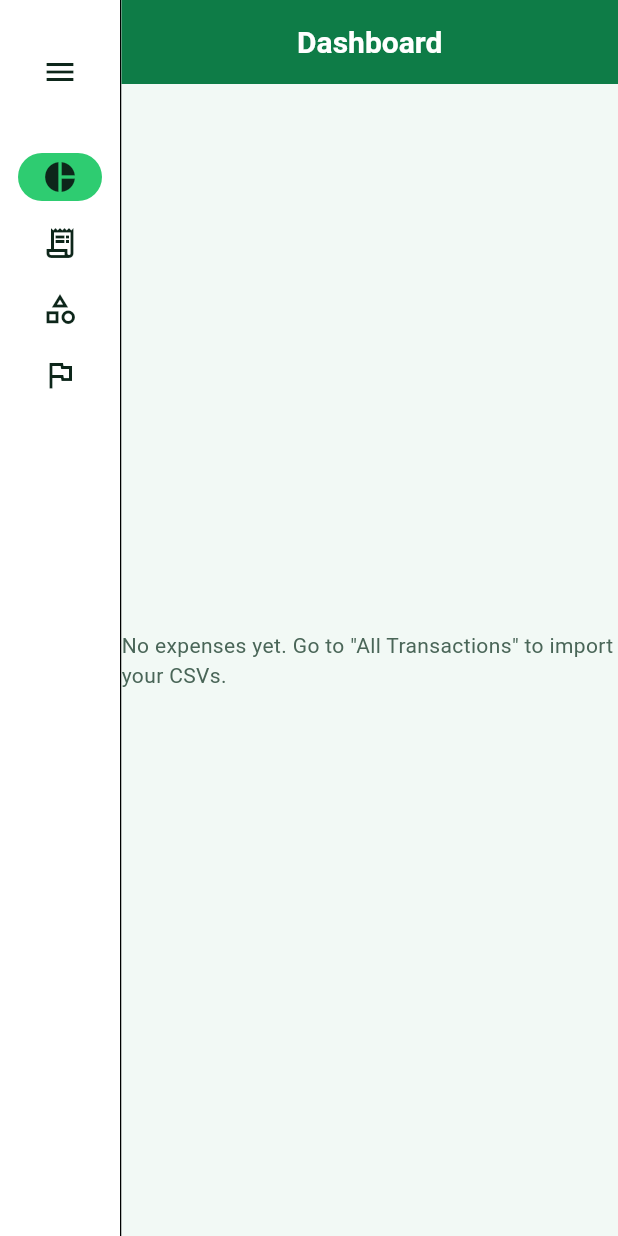
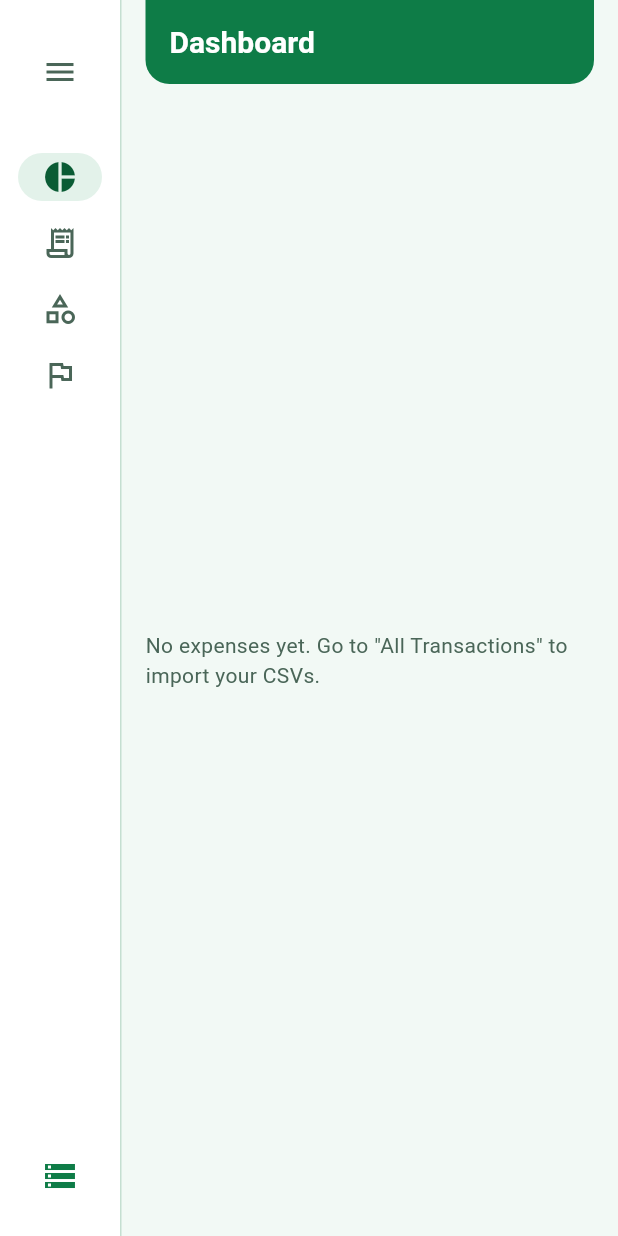
Before and after one commit to lexevalton/DebtFree, a Flutter app: the screen it shows after launch, after a tap on the "menu open" icon, on a phone screen of 412 x 824 dp. Run offline on Flutter 3.47's test engine with Material 3 defaults, Android fonts, the phone set to English and light mode, and no system bars; our stand-ins replace csv, file_picker, fl_chart, sqflite, sqflite_common_ffi; missing offline and left inert: flutter_inappwebview, googleapis; accounts and stored records are empty.

Commit message:
Add new theme

```diff
--- a/debt_free/lib/core/database/app_database.dart
+++ b/debt_free/lib/core/database/app_database.dart
@@ -2,13 +2,40 @@ import 'dart:io';
 import 'package:path/path.dart';
 import 'package:path_provider/path_provider.dart';
 import 'package:sqflite_common_ffi/sqflite_ffi.dart';
+import 'demo_database_seeder.dart';
+
+enum DatabaseProfile {
+  real('debt_free.sqlite', 'Real Data'),
+  demoHealthy('debt_free_demo_healthy.sqlite', 'Demo: Healthy'),
+  demoDebt('debt_free_demo_debt.sqlite', 'Demo: In Debt');
+
+  final String fileName;
+  final String label;
+  const DatabaseProfile(this.fileName, this.label);
+}
 
 class AppDatabase {
   static Database? _db;
+  static DatabaseProfile _currentProfile = DatabaseProfile.real;
+
+  static DatabaseProfile get currentProfile => _currentProfile;
+
+  static Future<void> switchProfile(DatabaseProfile profile) async {
+    if (_currentProfile == profile && _db != null) return;
+    if (_db != null) {
+      await _db!.close();
+      _db = null;
+    }
+    _currentProfile = profile;
+    final db = await instance;
+    if (profile != DatabaseProfile.real) {
+      await DemoDatabaseSeeder.seedIfEmpty(db, isHealthy: profile == DatabaseProfile.demoHealthy);
+    }
+  }
 
   static Future<File> getDatabaseFile() async {
     final dir = await getApplicationDocumentsDirectory();
-    return File(join(dir.path, 'debt_free.sqlite'));
+    return File(join(dir.path, _currentProfile.fileName));
   }
 
   static Future<Database> get instance async {
@@ -45,24 +72,16 @@ class AppDatabase {
       },
       onUpgrade: (db, oldVersion, newVersion) async {
         if (oldVersion < 2) {
-          await db.execute(
-            "ALTER TABLE transactions ADD COLUMN type TEXT NOT NULL DEFAULT 'expense';",
-          );
-          await db.execute(
-            "UPDATE transactions SET type = CASE WHEN amount < 0 THEN 'expense' ELSE 'income' END;",
-          );
+          await db.execute("ALTER TABLE transactions ADD COLUMN type TEXT NOT NULL DEFAULT 'expense';");
+          await db.execute("UPDATE transactions SET type = CASE WHEN amount < 0 THEN 'expense' ELSE 'income' END;");
         }
-        if (oldVersion < 3) {
-          await _createCategoryTables(db);
-        }
+        if (oldVersion < 3) await _createCategoryTables(db);
         if (oldVersion < 4) {
           await _createGoalsTable(db);
           await db.execute('ALTER TABLE transactions ADD COLUMN goal_id TEXT;');
         }
         if (oldVersion < 5) {
-          await db.execute(
-            'ALTER TABLE categories ADD COLUMN is_tracked INTEGER NOT NULL DEFAULT 0;',
-          );
+          await db.execute('ALTER TABLE categories ADD COLUMN is_tracked INTEGER NOT NULL DEFAULT 0;');
         }
       },
     );
@@ -85,30 +104,14 @@ class AppDatabase {
     ''');
 
     const defaults = [
-      'Uncategorized',
-      'Groceries',
-      'Dining Out',
-      'Personal & Household',
-      'Car, Gas & Auto Ins.',
-      'Bills & Utilities',
-      'Subscriptions',
-      'Taxes & Gov',
-      'School Fees',
-      'Kids Activities',
-      'Kids Clothing & Gear',
-      'Personal Activities',
-      'My Clothing & Jewelry',
-      'Housing',
-      'Insurance',
-      'Health & Pharmacy',
+      'Uncategorized', 'Groceries', 'Dining Out', 'Personal & Household',
+      'Car, Gas & Auto Ins.', 'Bills & Utilities', 'Subscriptions', 'Taxes & Gov',
+      'School Fees', 'Kids Activities', 'Kids Clothing & Gear', 'Personal Activities',
+      'My Clothing & Jewelry', 'Housing', 'Insurance', 'Health & Pharmacy',
     ];
 
     for (final cat in defaults) {
-      await db.insert(
-        'categories',
-        {'name': cat},
-        conflictAlgorithm: ConflictAlgorithm.ignore,
-      );
+      await db.insert('categories', {'name': cat}, conflictAlgorithm: ConflictAlgorithm.ignore);
     }
   }
 
--- a/debt_free/lib/presentation/pages/left_menu_page.dart
+++ b/debt_free/lib/presentation/pages/left_menu_page.dart
@@ -1,5 +1,7 @@
 import 'package:flutter/material.dart';
+import '../../core/database/app_database.dart';
 import '../../domain/repositories/transaction_repository.dart';
+import '../../theme/app_theme.dart';
 import 'categories_page.dart';
 import 'dashboard_page.dart';
 import 'expenses_page.dart';
@@ -17,14 +19,26 @@ class LeftMenuPage extends StatefulWidget {
 class _LeftMenuPageState extends State<LeftMenuPage> {
   int _selectedIndex = 0;
   bool _isMenuExtended = true;
+  DatabaseProfile _activeProfile = AppDatabase.currentProfile;
+  int _reloadTick = 0;
+
+  Future<void> _onProfileChanged(DatabaseProfile? profile) async {
+    if (profile == null || profile == _activeProfile) return;
+    await AppDatabase.switchProfile(profile);
+    if (!mounted) return;
+    setState(() {
+      _activeProfile = profile;
+      _reloadTick++;
+    });
+  }
 
   @override
   Widget build(BuildContext context) {
     final pages = [
-      DashboardPage(repository: widget.repository),
-      ExpensesPage(repository: widget.repository),
-      CategoriesPage(repository: widget.repository),
-      GoalsPage(repository: widget.repository),
+      DashboardPage(key: ValueKey('dash_$_reloadTick'), repository: widget.repository),
+      ExpensesPage(key: ValueKey('exp_$_reloadTick'), repository: widget.repository),
+      CategoriesPage(key: ValueKey('cat_$_reloadTick'), repository: widget.repository),
+      GoalsPage(key: ValueKey('goal_$_reloadTick'), repository: widget.repository),
     ];
 
     return Scaffold(
@@ -34,21 +48,60 @@ class _LeftMenuPageState extends State<LeftMenuPage> {
             selectedIndex: _selectedIndex,
             onDestinationSelected: (idx) => setState(() => _selectedIndex = idx),
             extended: _isMenuExtended,
+            backgroundColor: AppColors.surface,
+            indicatorColor: AppColors.menuSelected,
+            selectedIconTheme: const IconThemeData(color: AppColors.primaryDark),
+            unselectedIconTheme: const IconThemeData(color: AppColors.textSecondary),
+            selectedLabelTextStyle: const TextStyle(
+              color: AppColors.primaryDark,
+              fontWeight: FontWeight.w600,
+            ),
+            unselectedLabelTextStyle: const TextStyle(color: AppColors.textSecondary),
             leading: Padding(
               padding: const EdgeInsets.symmetric(vertical: 16),
               child: Row(
                 mainAxisSize: MainAxisSize.min,
                 children: [
                   if (_isMenuExtended) ...[
-                    const Icon(Icons.account_balance_wallet, size: 32, color: Colors.blue),
+                    const Icon(Icons.account_balance_wallet, size: 30, color: AppColors.primary),
+                    const SizedBox(width: 8),
+                    const Text(
+                      'DebtFree',
+                      style: TextStyle(
+                        fontSize: 18,
+                        fontWeight: FontWeight.bold,
+                        color: AppColors.primaryDark,
+                      ),
+                    ),
                     const SizedBox(width: 8),
                   ],
                   IconButton(
                     icon: Icon(_isMenuExtended ? Icons.menu_open : Icons.menu),
+                    color: AppColors.textSecondary,
                     tooltip: _isMenuExtended ? 'Collapse menu' : 'Expand menu',
                     onPressed: () => setState(() => _isMenuExtended = !_isMenuExtended),
                   ),
                 ],
+              ),
+            ),
+            trailing: Expanded(
+              child: Align(
+                alignment: Alignment.bottomCenter,
+                child: Padding(
+                  padding: const EdgeInsets.only(bottom: 16, left: 8, right: 8),
+                  child: _isMenuExtended
+                      ? _buildProfileSelector()
+                      : IconButton(
+                          tooltip: 'Database: ${_activeProfile.label}',
+                          icon: Icon(
+                            Icons.storage,
+                            color: _activeProfile == DatabaseProfile.real
+                                ? AppColors.primary
+                                : AppColors.warning,
+                          ),
+                          onPressed: () => setState(() => _isMenuExtended = true),
+                        ),
+                ),
               ),
             ),
             destinations: const [
@@ -74,10 +127,41 @@ class _LeftMenuPageState extends State<LeftMenuPage> {
               ),
             ],
           ),
-          const VerticalDivider(thickness: 1, width: 1),
-          Expanded(child: pages[_selectedIndex]),
+          const VerticalDivider(thickness: 1, width: 1, color: AppColors.border),
+          Expanded(
+            child: Padding(
+            padding: const EdgeInsets.symmetric(horizontal: 16),
+            child: pages[_selectedIndex],
+          ),
+        ),
         ],
       ),
     );
   }
+
+  Widget _buildProfileSelector() {
+    return Container(
+      padding: const EdgeInsets.symmetric(horizontal: 10, vertical: 2),
+      decoration: BoxDecoration(
+        color: _activeProfile == DatabaseProfile.real
+            ? AppColors.background
+            : AppColors.warning.withValues(alpha: 0.14),
+        borderRadius: BorderRadius.circular(10),
+        border: Border.all(
+          color: _activeProfile == DatabaseProfile.real ? AppColors.border : AppColors.warning,
+        ),
+      ),
+      child: DropdownButtonHideUnderline(
+        child: DropdownButton<DatabaseProfile>(
+          value: _activeProfile,
+          isDense: true,
+          style: const TextStyle(fontSize: 12.5, color: AppColors.textPrimary, fontWeight: FontWeight.w600),
+          items: DatabaseProfile.values
+              .map((p) => DropdownMenuItem(value: p, child: Text(p.label)))
+              .toList(),
+          onChanged: _onProfileChanged,
+        ),
+      ),
+    );
+  }
 }
--- a/debt_free/lib/theme/app_theme.dart
+++ b/debt_free/lib/theme/app_theme.dart
@@ -1,25 +1,25 @@
 import 'package:flutter/material.dart';
 
 class AppColors {
-  // Couleurs principales (basées sur ton icône)
-  static const Color primary = Color(0xFF0E7C47);       // Vert Émeraude Icône
-  static const Color primaryDark = Color(0xFF0A5C35);   // Vert Forêt (Boutons CTA)
-  static const Color primaryPressed = Color(0xFF074226);// Vert Pin (État pressé)
-  static const Color accent = Color(0xFF2ECC71);        // Vert Menthe (Progression / Badges)
+  // Primary colors (based on app icon)
+  static const Color primary = Color(0xFF0E7C47);        // Emerald Green
+  static const Color primaryDark = Color(0xFF0A5C35);    // Forest Green (CTA buttons)
+  static const Color primaryPressed = Color(0xFF074226); // Pine Green (Pressed state)
+  static const Color accent = Color(0xFF2ECC71);         // Mint Green (Progress / Badges)
 
-  // Arrière-plans & Surfaces
-  static const Color background = Color(0xFFF2F9F5);    // Vert Sauge Très Pâle
-  static const Color surface = Color(0xFFFFFFFF);       // Blanc Pur (Cartes)
-  static const Color menuSelected = Color(0xFFE3F2EA);  // Vert Eau (Item menu actif)
-  static const Color border = Color(0xFFC5DFD1);        // Vert Grisé Doux
+  // Backgrounds & Surfaces
+  static const Color background = Color(0xFFF2F9F5);     // Pale Sage Green
+  static const Color surface = Color(0xFFFFFFFF);        // Pure White (Cards)
+  static const Color menuSelected = Color(0xFFE3F2EA);   // Water Green (Active menu item)
+  static const Color border = Color(0xFFC5DFD1);         // Soft Grey-Green
 
-  // Textes
-  static const Color textPrimary = Color(0xFF0D261A);   // Vert Nuit Charbon
-  static const Color textSecondary = Color(0xFF4A6658); // Gris Vert Ardoise
+  // Text colors
+  static const Color textPrimary = Color(0xFF0D261A);    // Charcoal Night Green
+  static const Color textSecondary = Color(0xFF4A6658);  // Slate Green-Grey
 
-  // États sémantiques (utiles pour les dettes)
-  static const Color error = Color(0xFFD9383A);         // Alerte / Retard
-  static const Color warning = Color(0xFFE67E22);       // Échéance proche
+  // Semantic states (useful for debt tracking)
+  static const Color error = Color(0xFFD9383A);          // Alert / Overdue
+  static const Color warning = Color(0xFFE67E22);        // Upcoming / Warning
 }
 
 class AppTheme {
@@ -40,12 +40,15 @@ class AppTheme {
         outline: AppColors.border,
       ),
 
-      // Barre d'application (AppBar)
+      // Top AppBar
       appBarTheme: const AppBarTheme(
         backgroundColor: AppColors.primary,
         foregroundColor: Colors.white,
         elevation: 0,
-        centerTitle: true,
+        centerTitle: false,
+        shape: RoundedRectangleBorder(
+          borderRadius: BorderRadius.vertical(bottom: Radius.circular(16)),
+        ),
         titleTextStyle: TextStyle(
           fontSize: 20,
           fontWeight: FontWeight.w600,
@@ -53,7 +56,7 @@ class AppTheme {
         ),
       ),
 
-      // Boutons principaux (ElevatedButton)
+      // Primary buttons (ElevatedButton)
       elevatedButtonTheme: ElevatedButtonThemeData(
         style: ButtonStyle(
           backgroundColor: WidgetStateProperty.resolveWith((states) {
@@ -76,7 +79,7 @@ class AppTheme {
         ),
       ),
 
-      // Boutons secondaires (OutlinedButton)
+      // Secondary buttons (OutlinedButton)
       outlinedButtonTheme: OutlinedButtonThemeData(
         style: OutlinedButton.styleFrom(
           foregroundColor: AppColors.primaryDark,
@@ -86,7 +89,7 @@ class AppTheme {
         ),
       ),
 
-      // Cartes (Card)
+      // Cards
       cardTheme: CardThemeData(
         color: AppColors.surface,
         elevation: 0,
@@ -96,7 +99,7 @@ class AppTheme {
         ),
       ),
 
-      // Champs de texte (InputDecoration)
+      // Input fields
       inputDecorationTheme: InputDecorationTheme(
         filled: true,
         fillColor: AppColors.surface,
@@ -116,7 +119,7 @@ class AppTheme {
         labelStyle: const TextStyle(color: AppColors.textSecondary),
       ),
 
-      // Menu de navigation bas (NavigationBar)
+      // Bottom NavigationBar (Android)
       navigationBarTheme: NavigationBarThemeData(
         backgroundColor: AppColors.surface,
         indicatorColor: AppColors.menuSelected,
@@ -141,13 +144,13 @@ class AppTheme {
         }),
       ),
 
-      // Barres de progression (remboursement de dettes)
+      // Progress indicators (debt repayment / comparison)
       progressIndicatorTheme: const ProgressIndicatorThemeData(
         color: AppColors.accent,
         linearTrackColor: AppColors.menuSelected,
       ),
 
-      // Typographie
+      // Typography
       textTheme: const TextTheme(
         headlineMedium: TextStyle(
           color: AppColors.textPrimary,
--- a/debt_free/pubspec.yaml
+++ b/debt_free/pubspec.yaml
@@ -22,6 +22,8 @@ dependencies:
   fl_chart: ^1.3.1
   flutter_inappwebview: ^6.1.5
   http: ^1.2.2
+  googleapis: ^13.2.0
+  url_launcher: ^6.3.1
 
 dev_dependencies:
   flutter_test:
```
Also changed, not shown: debt_free/lib/core/database/demo_database_seeder.dart (added, +105 -0 lines), debt_free/lib/core/sync/google_drive_sync.dart (added, +187 -0 lines), debt_free/lib/presentation/widgets/allTransactions/expenses_bars.dart (+13 -4 lines), debt_free/pubspec.lock, 2 other files.
